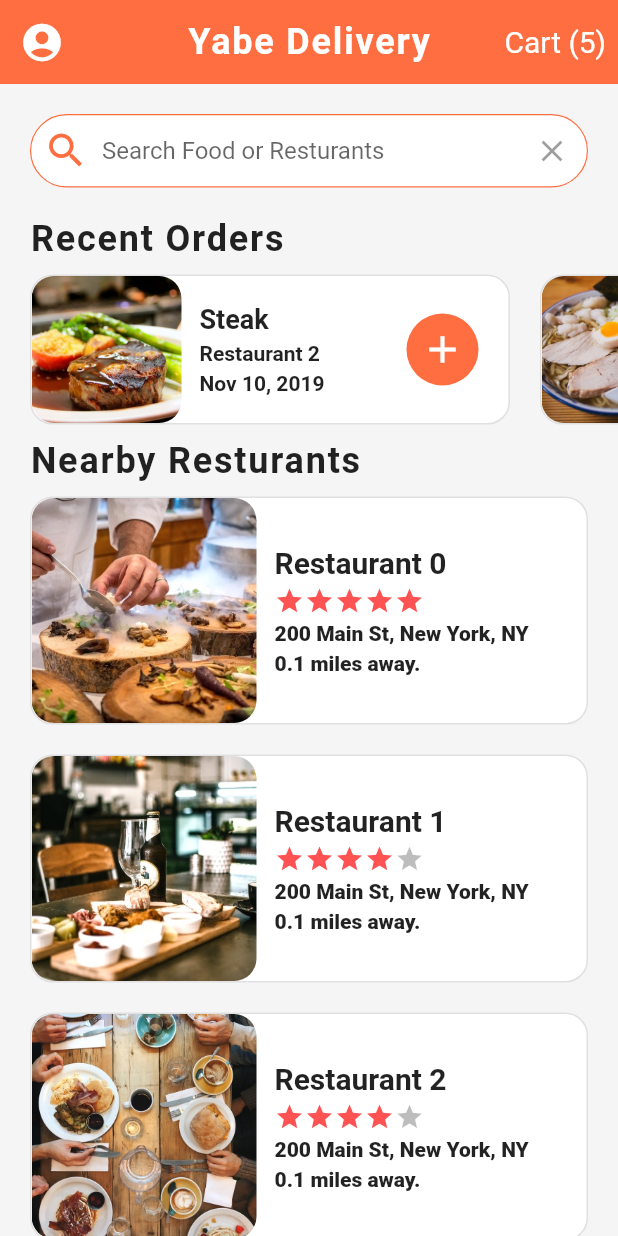
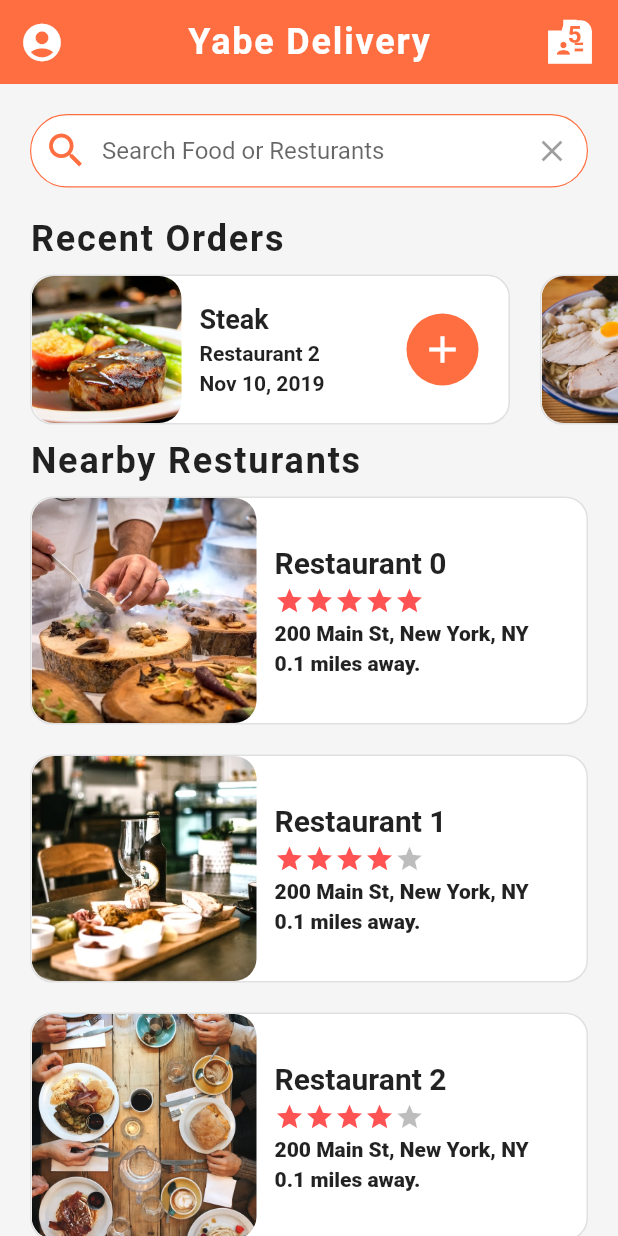
Before and after one commit to yabeye/flutter-food-delivery-app-ui, a Flutter app: the screen it shows after launch, on a phone screen of 412 x 824 dp. Run offline on Flutter 3.47's test engine with Material 2 defaults, Android fonts, the phone set to English and light mode, and no system bars.

Commit message:
Cart icon in home screen is improved.

```diff
--- a/lib/screens/home_screen.dart
+++ b/lib/screens/home_screen.dart
@@ -28,13 +28,34 @@ class Home extends StatelessWidget {
           TextButton(
               onPressed: () => Navigator.push(
                   context, MaterialPageRoute(builder: (_) => CartScreen())),
-              child: Text(
-                'Cart (${currentUser.orders.length})',
-                style: TextStyle(
-                  color: Colors.white,
-                  fontSize: 20,
-                  fontWeight: FontWeight.w400,
-                ),
+              child: Stack(
+                children: [
+                  Icon(
+                    Icons.badge_sharp,
+                    size: 35,
+                    color: Colors.white,
+                  ),
+                  Positioned(
+                    top: 0,
+                    right: 0,
+                    child: Container(
+                      width: 20,
+                      height: 15,
+                      margin: EdgeInsets.all(3.0),
+                      decoration: BoxDecoration(
+                        color: Colors.white,
+                        borderRadius: BorderRadius.circular(15.0),
+                      ),
+                      child: Text(
+                        ' ${currentUser.orders.length}',
+                        style: TextStyle(
+                            fontWeight: FontWeight.bold,
+                            fontSize: 16,
+                            color: Theme.of(context).primaryColor),
+                      ),
+                    ),
+                  )
+                ],
               ))
         ],
       ),
```
